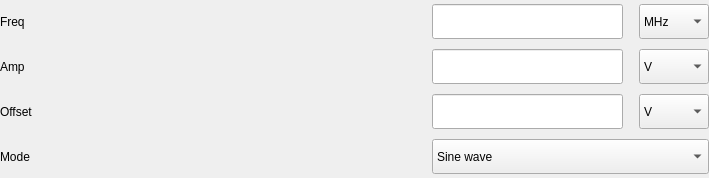
Before: the Qt Designer form tas7061bb/widgets/wgContentHmf2550/wgArbitrary.ui in DoND8xforce/tas7061, drawn with Qt 5.
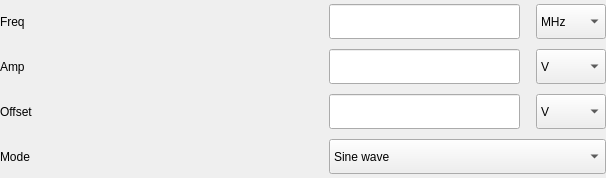
After: the same form once the commit is applied.

Patch:
```diff
--- a/tas7061bb/widgets/wgContentHmf2550/wgArbitrary.ui
+++ b/tas7061bb/widgets/wgContentHmf2550/wgArbitrary.ui
@@ -6,10 +6,22 @@
    <rect>
     <x>0</x>
     <y>0</y>
-    <width>709</width>
+    <width>606</width>
     <height>178</height>
    </rect>
   </property>
+  <property name="minimumSize">
+   <size>
+    <width>606</width>
+    <height>0</height>
+   </size>
+  </property>
+  <property name="maximumSize">
+   <size>
+    <width>606</width>
+    <height>16777215</height>
+   </size>
+  </property>
   <property name="windowTitle">
    <string>Form</string>
   </property>
@@ -32,7 +44,7 @@
    <item row="0" column="0">
     <layout class="QGridLayout" name="gridLayout_2">
      <property name="horizontalSpacing">
-      <number>390</number>
+      <number>282</number>
      </property>
      <property name="verticalSpacing">
       <number>10</number>
```
